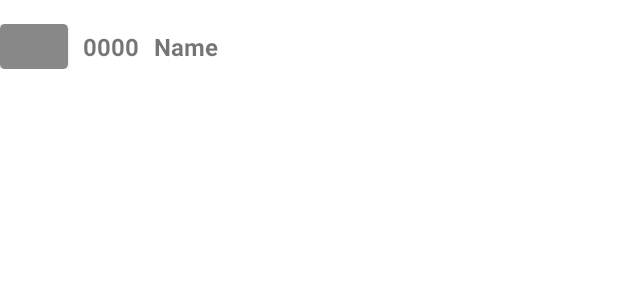
After one commit to lgrando/clean_architecture_sample, an Android app: the layout item_card.xml on its own in the app's theme, with its tools: preview values and no code run, on a phone screen of 412 x 824 dp. The commit adds this screen. Shown: the top 300 px of the screen. Run offline under Robolectric (Android 15) with nearby library versions, the phone set to English and light mode, and no system bars.

Commit message:
Card list layout and loading state

```diff
--- a/app/build.gradle
+++ b/app/build.gradle
@@ -24,6 +24,9 @@ android {
             minifyEnabled false
             proguardFiles getDefaultProguardFile('proguard-android-optimize.txt'), 'proguard-rules.pro'
         }
+    }
+    dataBinding {
+        enabled = true
     }
     compileOptions {
         sourceCompatibility JavaVersion.VERSION_1_8
--- a/app/src/main/java/com/example/architecture/domain/datasources/CardDataSource.kt
+++ b/app/src/main/java/com/example/architecture/domain/datasources/CardDataSource.kt
@@ -10,6 +10,6 @@ interface CardDataSource {
     }
 
     interface Local {
-
+        suspend fun getCachedCardList()
     }
 }
--- /dev/null
+++ b/app/src/main/res/layout/item_card.xml
@@ -0,0 +1,46 @@
+<?xml version="1.0" encoding="utf-8"?>
+<layout xmlns:android="http://schemas.android.com/apk/res/android"
+    xmlns:app="http://schemas.android.com/apk/res-auto"
+    xmlns:tools="http://schemas.android.com/tools">
+
+    <data>
+
+        <variable
+            name="item"
+            type="com.example.architecture.data.models.Card" />
+    </data>
+
+    <LinearLayout
+        android:layout_width="match_parent"
+        android:layout_height="wrap_content"
+        android:layout_marginTop="16dp"
+        android:orientation="horizontal">
+
+        <androidx.cardview.widget.CardView
+            android:layout_width="45dp"
+            android:layout_height="30dp"
+            app:cardBackgroundColor="#888"
+            app:cardCornerRadius="3dp" />
+
+        <TextView
+            android:layout_width="wrap_content"
+            android:layout_height="wrap_content"
+            android:layout_gravity="center"
+            android:layout_marginStart="10dp"
+            android:text="@{item.lastFourNumbers}"
+            android:textSize="16sp"
+            android:textStyle="bold"
+            tools:text="0000" />
+
+        <TextView
+            android:layout_width="wrap_content"
+            android:layout_height="wrap_content"
+            android:layout_gravity="center"
+            android:layout_marginStart="10dp"
+            android:text="@{item.printedName}"
+            android:textSize="16sp"
+            android:textStyle="bold"
+            tools:text="Name" />
+
+    </LinearLayout>
+</layout>
```
Also changed, not shown: app/src/main/java/com/example/architecture/data/datasources/CardLocalDataSourceImpl.kt (added, +9 -0 lines), app/src/main/java/com/example/architecture/presentation/CardListActivity.kt (+42 -1 lines), app/src/main/java/com/example/architecture/presentation/CardViewModel.kt (+11 -3 lines), app/src/main/java/com/example/architecture/presentation/widgets/GenericAdapter.kt (added, +49 -0 lines), app/src/main/res/layout/activity_main.xml (+21 -7 lines), 1 other file.
